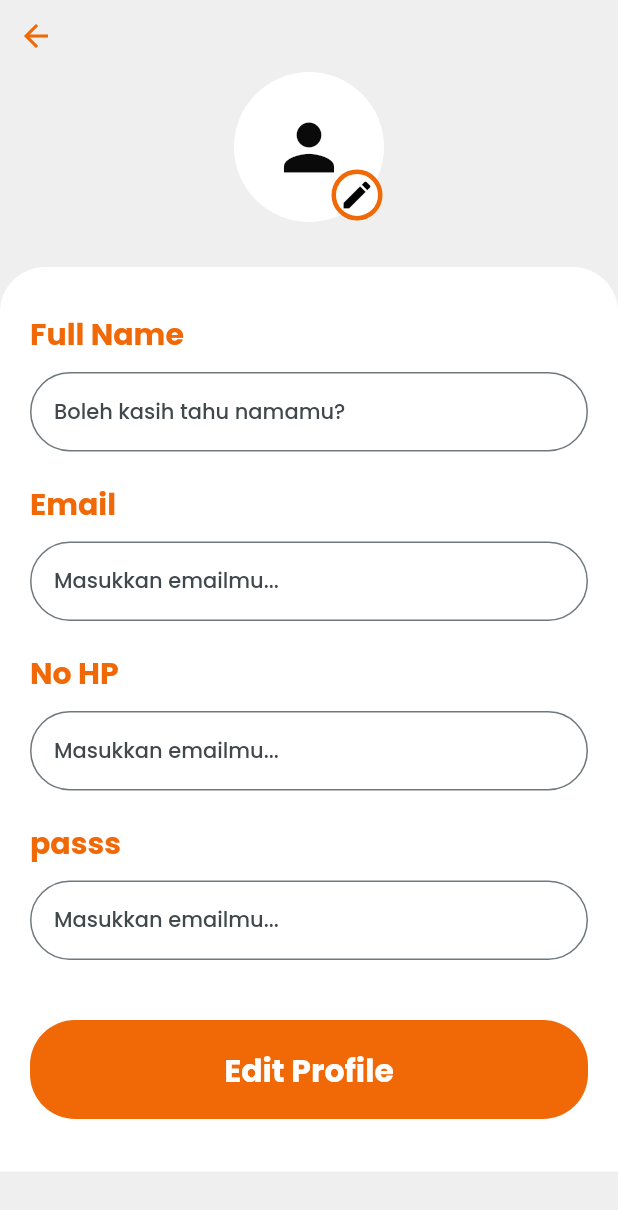
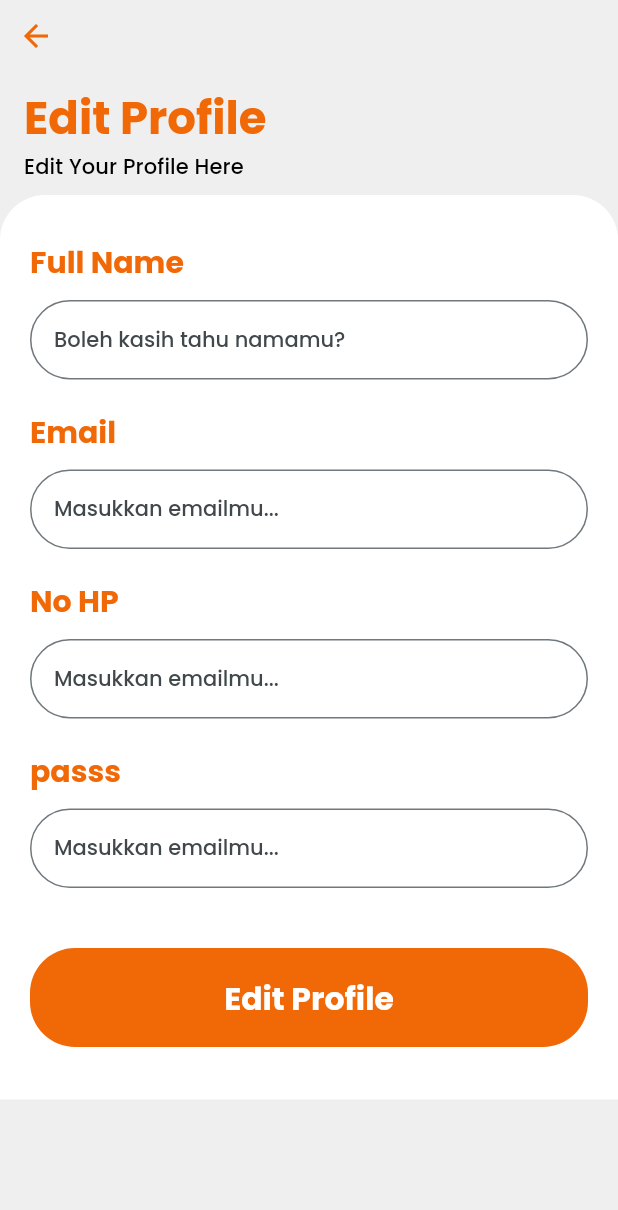
Before and after one commit to MirrorBottle/simpanin, a Flutter app: the ProfileEditScreen screen opened directly, on a phone screen of 412 x 824 dp. Shown: the top 1210 px of the screen. Run offline on Flutter 3.47's test engine with Material 2 defaults, Android fonts, the phone set to English and light mode, and no system bars; our stand-ins replace cloud_firestore, firebase_auth, firebase_core, flutter_easyloading, flutter_onboarding_slider, flutter_svg and 6 more; accounts and stored records are empty.

Commit message:
feat (profile) : hapus icon gambar

```diff
--- a/lib/pages/profile/profile_edit.dart
+++ b/lib/pages/profile/profile_edit.dart
@@ -67,41 +67,23 @@ class _ProfileEditScreenState extends State<ProfileEditScreen> {
                 },
               ),
             ),
-            Stack(
-              children: [
-                const CircleAvatar(
-                  radius: 50,
-                  backgroundColor: Colors.white,
-                  child: Icon(
-                    Icons.person,
-                    size: 50,
-                    color: Color.fromARGB(255, 10, 10, 10),
-                  ),
-                ),
-                Positioned(
-                  bottom: 1,
-                  right: 1,
-                  child: Container(
-                    child: const Padding(
-                      padding: EdgeInsets.all(2.0),
-                      child: Icon(Icons.edit, color: Colors.black),
+            ListTile(
+              title: Text(
+                'Edit Profile',
+                style: Theme.of(context).textTheme.titleLarge?.copyWith(
+                      fontWeight: FontWeight.bold,
+                      color: Color(0xFFF16807),
+                      fontSize: 30,
                     ),
-                    decoration: BoxDecoration(
-                        border: Border.all(
-                          width: 3,
-                          color: Theme.of(context).colorScheme.primary,
-                        ),
-                        borderRadius: const BorderRadius.all(
-                          Radius.circular(
-                            50,
-                          ),
-                        ),
-                        color: Colors.white),
-                  ),
-                ),
-              ],
+              ),
+              subtitle: Text(
+                'Edit Your Profile Here',
+                style: Theme.of(context).textTheme.titleSmall?.copyWith(
+                      color: Color.fromARGB(255, 0, 0, 0),
+                    ),
+              ),
             ),
-            const SizedBox(height: 30),
+
             Container(
               constraints: BoxConstraints(
                   minHeight: MediaQuery.of(context).size.height - 347),
```
